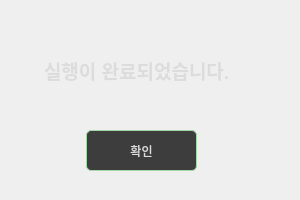
Qt form Qt_Widgets_App_RoutineAutomator/Qt_Widgets_App_RoutineAutomator/Qt_WC_RoutineOk.ui (dndjd321/RoutineAutomator) before a commit.
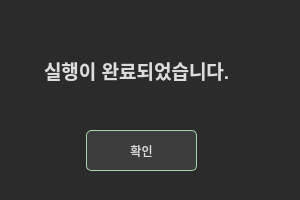
The same form after that commit.

Diff of the .ui file:
```diff
--- a/Qt_Widgets_App_RoutineAutomator/Qt_Widgets_App_RoutineAutomator/Qt_WC_RoutineOk.ui
+++ b/Qt_Widgets_App_RoutineAutomator/Qt_Widgets_App_RoutineAutomator/Qt_WC_RoutineOk.ui
@@ -19,6 +19,11 @@
 	background-color: #2b2b2b;
 }
 
+/* 서브 창 배경 */
+QDialog {
+	background-color: #2b2b2b;
+}
+
 /* 모든 텍스트 기본 설정 */
 QWidget {
 	color: #dcdcdc;
```
